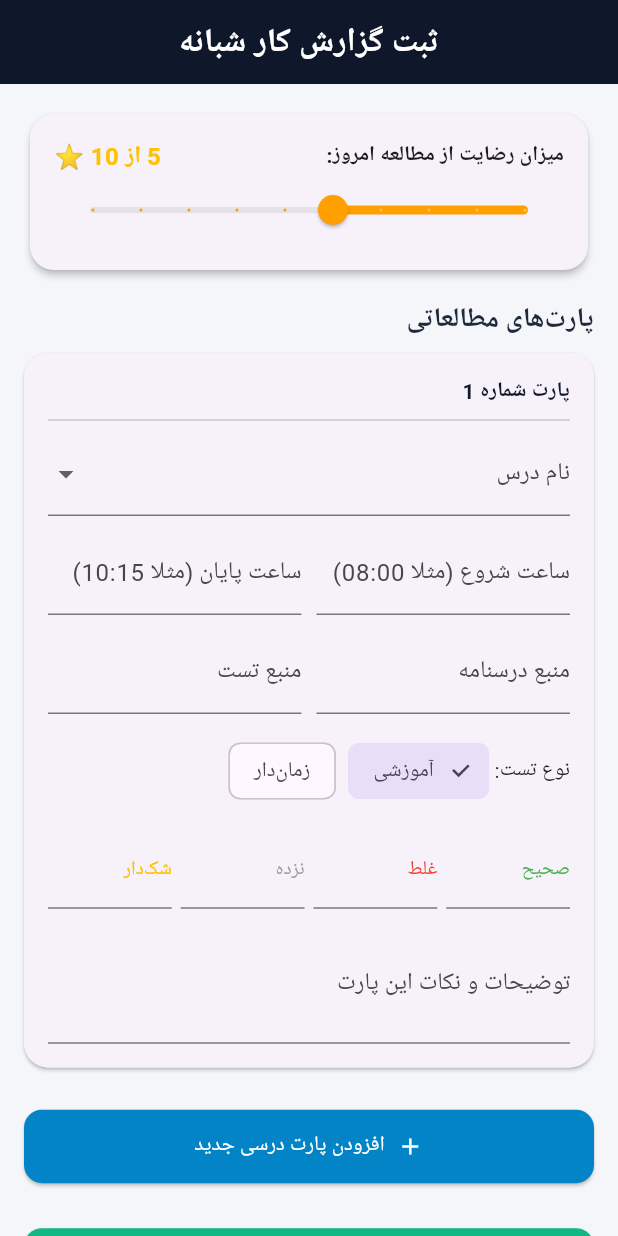
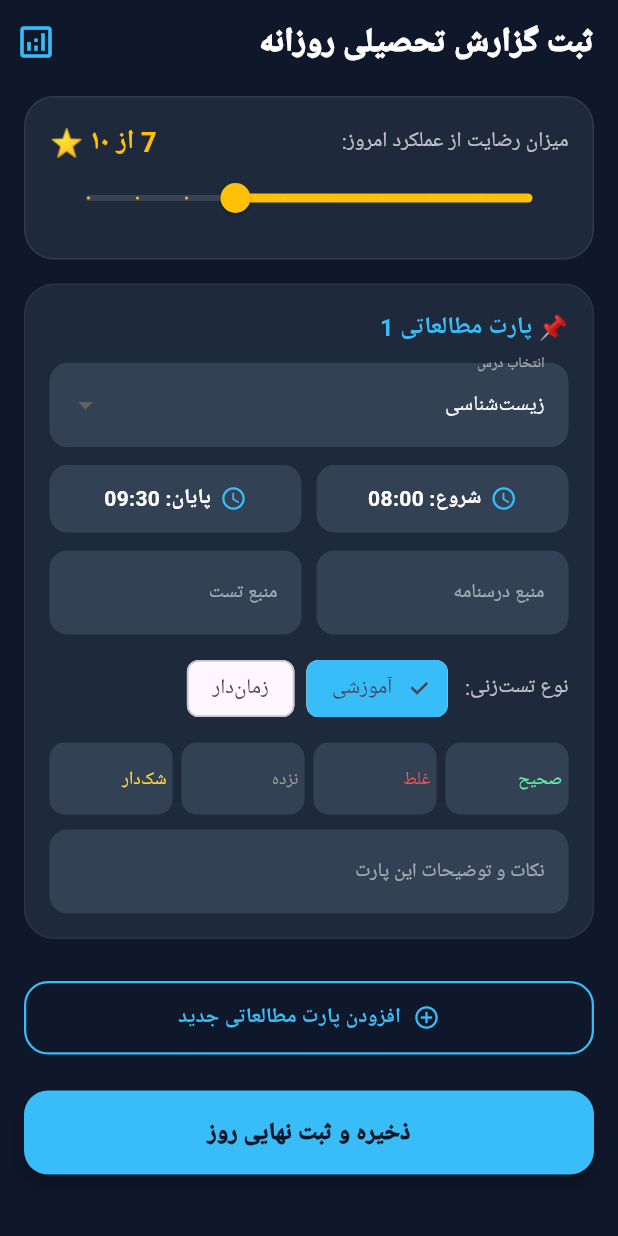
Before and after one commit to xerxes2013/konkur_tracker, a Flutter app: the screen it shows after launch, on a phone screen of 412 x 824 dp. Run offline on Flutter 3.47's test engine with Material 3 defaults, Android fonts, the phone set to English and light mode, and no system bars; our stand-ins replace share_plus, shared_preferences; Roboto replaces fonts that are missing (Vazir).

Commit message:
v2 compact

```diff
--- a/lib/models.dart
+++ b/lib/models.dart
@@ -1,23 +1,27 @@
-enum TestType { learning, timed } // آموزشی یا زمان‌دار
+import 'dart:convert';
+
+enum TestType { learning, timed }
 
 class StudySlot {
-  String subject;          // نام درس (زیست، فیزیک و...)
-  String startTime;        // مثلاً 08:00
-  String endTime;          // مثلا提 10:15
-  String sourceStudy;      // منبع درسنامه
-  String sourceTest;       // منبع تست
-  TestType testType;       // آموزشی یا زمان‌دار
-  int? timedDurationMin;   // مدت زمان تست اگر زمان‌دار باشد (به دقیقه)
-  int correctAnswers;      // صحیح
-  int wrongAnswers;        // غلط
-  int unattemptedAnswers;  // نزده
-  int doubtfulAnswers;     // شک‌دار
-  String notes;            // توضیحات
+  String subject;
+  String customSubject; // برای زمانی که سایر انتخاب شد
+  String startTime;
+  String endTime;
+  String sourceStudy;
+  String sourceTest;
+  TestType testType;
+  int? timedDurationMin;
+  int correctAnswers;
+  int wrongAnswers;
+  int unattemptedAnswers;
+  int doubtfulAnswers;
+  String notes;
 
   StudySlot({
-    this.subject = '',
-    this.startTime = '',
-    this.endTime = '',
+    this.subject = 'زیست‌شناسی',
+    this.customSubject = '',
+    this.startTime = '08:00',
+    this.endTime = '09:30',
     this.sourceStudy = '',
     this.sourceTest = '',
     this.testType = TestType.learning,
@@ -29,25 +33,74 @@ class StudySlot {
     this.notes = '',
   });
 
-  // کل تست‌های این پارت
+  String get displaySubject => subject == 'سایر' ? (customSubject.isEmpty ? 'نامشخص' : customSubject) : subject;
+
   int get totalTests => correctAnswers + wrongAnswers + unattemptedAnswers;
 
-  // محاسبه درصد کنکوری پارت
   double get scorePercentage {
     if (totalTests == 0) return 0.0;
     double score = ((correctAnswers * 3) - wrongAnswers) / (totalTests * 3) * 100;
     return score < 0 ? 0 : score;
   }
+
+  Map<String, dynamic> toMap() => {
+    'subject': displaySubject,
+    'startTime': startTime,
+    'endTime': endTime,
+    'sourceStudy': sourceStudy,
+    'sourceTest': sourceTest,
+    'testType': testType.index,
+    'timedDurationMin': timedDurationMin,
+    'correctAnswers': correctAnswers,
+    'wrongAnswers': wrongAnswers,
+    'unattemptedAnswers': unattemptedAnswers,
+    'doubtfulAnswers': doubtfulAnswers,
+    'notes': notes,
+  };
+
+  factory StudySlot.fromMap(Map<String, dynamic> map) => StudySlot(
+    subject: map['subject'] ?? '',
+    startTime: map['startTime'] ?? '',
+    endTime: map['endTime'] ?? '',
+    sourceStudy: map['sourceStudy'] ?? '',
+    sourceTest: map['sourceTest'] ?? '',
+    testType: TestType.values[map['testType'] ?? 0],
+    timedDurationMin: map['timedDurationMin'],
+    correctAnswers: map['correctAnswers'] ?? 0,
+    wrongAnswers: map['wrongAnswers'] ?? 0,
+    unattemptedAnswers: map['unattemptedAnswers'] ?? 0,
+    doubtfulAnswers: map['doubtfulAnswers'] ?? 0,
+    notes: map['notes'] ?? '',
+  );
 }
 
 class DailyReport {
   DateTime date;
-  double satisfactionScore; // نمره رضایت بین ۱ تا ۱۰
+  double satisfactionScore;
   List<StudySlot> slots;
 
   DailyReport({
     required this.date,
-    this.satisfactionScore = 5.0,
+    this.satisfactionScore = 7.0,
     List<StudySlot>? slots,
   }) : slots = slots ?? [];
+
+  int get totalTests => slots.fold(0, (sum, item) => sum + item.totalTests);
+  int get totalCorrect => slots.fold(0, (sum, item) => sum + item.correctAnswers);
+  int get totalWrong => slots.fold(0, (sum, item) => sum + item.wrongAnswers);
+
+  String toJson() => jsonEncode({
+    'date': date.toIso8601String(),
+    'satisfactionScore': satisfactionScore,
+    'slots': slots.map((s) => s.toMap()).toList(),
+  });
+
+  factory DailyReport.fromJson(String jsonStr) {
+    final map = jsonDecode(jsonStr);
+    return DailyReport(
+      date: DateTime.parse(map['date']),
+      satisfactionScore: (map['satisfactionScore'] as num).toDouble(),
+      slots: (map['slots'] as List).map((s) => StudySlot.fromMap(s)).toList(),
+    );
+  }
 }
--- a/lib/report_entry_screen.dart
+++ b/lib/report_entry_screen.dart
@@ -1,5 +1,8 @@
 import 'package:flutter/material.dart';
+import 'package:shared_preferences/shared_preferences.dart';
+import 'package:share_plus/share_plus.dart';
 import 'models.dart';
+import 'history_screen.dart';
 
 class ReportEntryScreen extends StatefulWidget {
   const ReportEntryScreen({super.key});
@@ -12,91 +15,125 @@ class _ReportEntryScreenState extends State<ReportEntryScreen> {
   final DailyReport report = DailyReport(date: DateTime.now(), slots: [StudySlot()]);
 
   final List<String> subjects = [
-    'زیست‌شناسی', 'شیمی', 'فیزیک', 'ریاضیات', 'زمین‌شناسی', 'سایر'
+    'زیست‌شناسی', 'شیمی', 'فیزیک', 'ریاضیات', 'زمین‌شناسی',
+    'ادبیات فارسی', 'دین و زندگی', 'عربی', 'زبان انگلیسی', 'سایر'
   ];
+
+  Future<void> _pickTime(BuildContext context, bool isStart, StudySlot slot) async {
+    final picked = await showTimePicker(
+      context: context,
+      initialTime: const TimeOfDay(hour: 8, minute: 0),
+      builder: (context, child) {
+        return Theme(
+          data: ThemeData.dark().copyWith(
+            colorScheme: const ColorScheme.dark(
+              primary: Color(0xFF38BDF8),
+              surface: Color(0xFF1E293B),
+            ),
+          ),
+          child: child!,
+        );
+      },
+    );
+    if (picked != null) {
+      setState(() {
+        final formatted = '${picked.hour.toString().padLeft(2, '0')}:${picked.minute.toString().padLeft(2, '0')}';
+        if (isStart) {
+          slot.startTime = formatted;
+        } else {
+          slot.endTime = formatted;
+        }
+      });
+    }
+  }
+
+  Future<void> _saveReportLocally() async {
+    final prefs = await SharedPreferences.getInstance();
+    List<String> history = prefs.getStringList('saved_reports') ?? [];
+    history.add(report.toJson());
+    await prefs.setStringList('saved_reports', history);
+
+    if (mounted) {
+      ScaffoldMessenger.of(context).showSnackBar(
+        const SnackBar(
+          content: Text('✨ گزارش روزانه با موفقیت در دیتابیس گوشی ذخیره شد!'),
+          backgroundColor: Color(0xFF10B981),
+        ),
+      );
+    }
+  }
 
   @override
   Widget build(BuildContext context) {
     return Directionality(
       textDirection: TextDirection.rtl,
       child: Scaffold(
-        backgroundColor: const Color(0xFFF4F6F9),
+        backgroundColor: const Color(0xFF0F172A), // تم دارک و لاکچری
         appBar: AppBar(
-          title: const Text('ثبت گزارش کار شبانه', style: TextStyle(fontWeight: FontWeight.bold)),
-          centerTitle: true,
-          backgroundColor: const Color(0xFF0F172A),
-          foregroundColor: Colors.white,
+          backgroundColor: Colors.transparent,
+          elevation: 0,
+          title: const Text('ثبت گزارش تحصیلی روزانه', style: TextStyle(fontWeight: FontWeight.w900, color: Colors.white)),
+          actions: [
+            IconButton(
+              icon: const Icon(Icons.analytics_outlined, color: Color(0xFF38BDF8), size: 28),
+              tooltip: 'آرشیو و نمودارهای ماهانه/هفتگی',
+              onPressed: () {
+                Navigator.push(context, MaterialPageRoute(builder: (_) => const HistoryScreen()));
+              },
+            ),
+          ],
         ),
         body: ListView(
-          padding: const EdgeInsets.all(16.0),
+          padding: const EdgeInsets.symmetric(horizontal: 16, vertical: 8),
           children: [
             _buildSatisfactionCard(),
             const SizedBox(height: 16),
-            const Text(
-              'پارت‌های مطالعاتی',
-              style: TextStyle(fontSize: 18, fontWeight: FontWeight.bold, color: Color(0xFF1E293B)),
-            ),
-            const SizedBox(height: 8),
-            // ساخت لیست کارت‌های پارت‌ها
-            ...report.slots.asMap().entries.map((entry) {
-              return _buildSlotCard(entry.key, entry.value);
-            }),
+            ...report.slots.asMap().entries.map((entry) => _buildSlotCard(entry.key, entry.value)),
             const SizedBox(height: 12),
-            ElevatedButton.icon(
-              onPressed: () {
-                setState(() {
-                  report.slots.add(StudySlot());
-                });
-              },
-              icon: const Icon(Icons.add),
-              label: const Text('افزودن پارت درسی جدید'),
-              style: ElevatedButton.styleFrom(
-                backgroundColor: const Color(0xFF0284C7),
-                foregroundColor: Colors.white,
+            OutlinedButton.icon(
+              onPressed: () => setState(() => report.slots.add(StudySlot())),
+              icon: const Icon(Icons.add_circle_outline, color: Color(0xFF38BDF8)),
+              label: const Text('افزودن پارت مطالعاتی جدید', style: TextStyle(color: Color(0xFF38BDF8), fontWeight: FontWeight.bold)),
+              style: OutlinedButton.styleFrom(
+                side: const BorderSide(color: Color(0xFF38BDF8), width: 1.5),
                 padding: const EdgeInsets.symmetric(vertical: 14),
-                shape: RoundedRectangleBorder(borderRadius: BorderRadius.circular(12)),
+                shape: RoundedRectangleBorder(borderRadius: BorderRadius.circular(16)),
               ),
             ),
+            const SizedBox(height: 24),
+            ElevatedButton(
+              onPressed: _saveReportLocally,
+              style: ElevatedButton.styleFrom(
+                backgroundColor: const Color(0xFF38BDF8),
+                foregroundColor: const Color(0xFF0F172A),
+                padding: const EdgeInsets.symmetric(vertical: 16),
+                shape: RoundedRectangleBorder(borderRadius: BorderRadius.circular(16)),
+                elevation: 5,
+              ),
+              child: const Text('ذخیره و ثبت نهایی روز', style: TextStyle(fontSize: 16, fontWeight: FontWeight.w900)),
+            ),
             const SizedBox(height: 30),
-            ElevatedButton(
-              onPressed: () {
-                // ارسال به مرحله بعد (محاسبه و دریافت اسکرین‌تایم)
-                ScaffoldMessenger.of(context).showSnackBar(
-                  const SnackBar(content: Text('گزارش ذخیره شد! آماده اتصال به مرحله اسکرین‌تایم')),
-                );
-              },
-              style: ElevatedButton.styleFrom(
-                backgroundColor: const Color(0xFF10B981),
-                foregroundColor: Colors.white,
-                padding: const EdgeInsets.symmetric(vertical: 16),
-                shape: RoundedRectangleBorder(borderRadius: BorderRadius.circular(12)),
-              ),
-              child: const Text('تایید و رفتن به بخش آمار گوشی', style: TextStyle(fontSize: 16, fontWeight: FontWeight.bold)),
-            ),
           ],
         ),
       ),
     );
   }
 
-  // ۱. کارت امتیاز رضایت از روز
   Widget _buildSatisfactionCard() {
-    return Card(
-      elevation: 2,
-      shape: RoundedRectangleBorder(borderRadius: BorderRadius.circular(16)),
-      child: Padding(
-        padding: const EdgeInsets.all(16.0),
+    return Container(
+      padding: const EdgeInsets.all(16),
+      decoration: BoxDecoration(
+        color: const Color(0xFF1E293B),
+        borderRadius: BorderRadius.circular(20),
+        border: Border.all(color: Colors.white.withOpacity(0.08)),
+      ),
       child: Column(
-          crossAxisAlignment: CrossAxisAlignment.start,
         children: [
           Row(
             mainAxisAlignment: MainAxisAlignment.spaceBetween,
             children: [
-                const Text('میزان رضایت از مطالعه امروز:', style: TextStyle(fontWeight: FontWeight.bold)),
-                Text(
-                  '${report.satisfactionScore.toInt()} از 10 ⭐',
-                  style: const TextStyle(fontWeight: FontWeight.bold, color: Colors.amber, fontSize: 16),
-                ),
+              const Text('میزان رضایت از عملکرد امروز:', style: TextStyle(color: Colors.white70, fontSize: 14)),
+              Text('${report.satisfactionScore.toInt()} از ۱۰ ⭐', style: const TextStyle(color: Colors.amber, fontWeight: FontWeight.bold, fontSize: 18)),
             ],
           ),
           Slider(
@@ -104,95 +141,105 @@ class _ReportEntryScreenState extends State<ReportEntryScreen> {
             min: 1,
             max: 10,
             divisions: 9,
-              activeColor: Colors.amber[700],
-              onChanged: (val) {
-                setState(() => report.satisfactionScore = val);
-              },
+            activeColor: Colors.amber,
+            inactiveColor: Colors.white12,
+            onChanged: (v) => setState(() => report.satisfactionScore = v),
           ),
         ],
-        ),
       ),
     );
   }
 
-  // ۲. کارت پارت مطالعه اختصاصی
   Widget _buildSlotCard(int index, StudySlot slot) {
-    return Card(
+    return Container(
       margin: const EdgeInsets.only(bottom: 16),
-      shape: RoundedRectangleBorder(borderRadius: BorderRadius.circular(16)),
-      child: Padding(
-        padding: const EdgeInsets.all(16.0),
+      padding: const EdgeInsets.all(16),
+      decoration: BoxDecoration(
+        color: const Color(0xFF1E293B),
+        borderRadius: BorderRadius.circular(20),
+        border: Border.all(color: Colors.white.withOpacity(0.05)),
+      ),
       child: Column(
+        crossAxisAlignment: CrossAxisAlignment.start,
         children: [
           Row(
             mainAxisAlignment: MainAxisAlignment.spaceBetween,
             children: [
-                Text('پارت شماره ${index + 1}', style: const TextStyle(fontWeight: FontWeight.bold, color: Color(0xFF0F172A))),
+              Text('📌 پارت مطالعاتی ${index + 1}', style: const TextStyle(color: Color(0xFF38BDF8), fontWeight: FontWeight.bold, fontSize: 16)),
               if (report.slots.length > 1)
                 IconButton(
-                    icon: const Icon(Icons.delete_outline, color: Colors.redAccent),
+                  icon: const Icon(Icons.delete_sweep, color: Colors.redAccent),
                   onPressed: () => setState(() => report.slots.removeAt(index)),
-                  )
+                ),
             ],
           ),
-            const Divider(),
+          const SizedBox(height: 12),
           DropdownButtonFormField<String>(
-              value: slot.subject.isEmpty ? null : slot.subject,
-              decoration: const InputDecoration(labelText: 'نام درس'),
+            dropdownColor: const Color(0xFF1E293B),
+            style: const TextStyle(color: Colors.white),
+            value: slot.subject,
+            decoration: _inputDecoration('انتخاب درس'),
             items: subjects.map((s) => DropdownMenuItem(value: s, child: Text(s))).toList(),
-              onChanged: (val) => setState(() => slot.subject = val ?? ''),
+            onChanged: (val) => setState(() => slot.subject = val ?? 'سایر'),
           ),
+          if (slot.subject == 'سایر') ...[
             const SizedBox(height: 10),
+            TextFormField(
+              style: const TextStyle(color: Colors.white),
+              decoration: _inputDecoration('نام درس را بنویسید (مثلاً زمین، هوش و...)'),
+              onChanged: (v) => slot.customSubject = v,
+            ),
+          ],
+          const SizedBox(height: 12),
+          // انتخاب زمان مدرن با تایم‌پیکر
+          Row(
+            children: [
+              Expanded(
+                child: _buildTimeButton('شروع: ${slot.startTime}', () => _pickTime(context, true, slot)),
+              ),
+              const SizedBox(width: 10),
+              Expanded(
+                child: _buildTimeButton('پایان: ${slot.endTime}', () => _pickTime(context, false, slot)),
+              ),
+            ],
+          ),
+          const SizedBox(height: 12),
           Row(
             children: [
               Expanded(
                 child: TextFormField(
-                    decoration: const InputDecoration(labelText: 'ساعت شروع (مثلا 08:00)', hintText: '08:00'),
-                    onChanged: (val) => slot.startTime = val,
+                  style: const TextStyle(color: Colors.white),
+                  decoration: _inputDecoration('منبع درسنامه'),
+                  onChanged: (v) => slot.sourceStudy = v,
                 ),
               ),
               const SizedBox(width: 10),
               Expanded(
                 child: TextFormField(
-                    decoration: const InputDecoration(labelText: 'ساعت پایان (مثلا 10:15)', hintText: '10:15'),
-                    onChanged: (val) => slot.endTime = val,
+                  style: const TextStyle(color: Colors.white),
+                  decoration: _inputDecoration('منبع تست'),
+                  onChanged: (v) => slot.sourceTest = v,
                 ),
               ),
             ],
           ),
-            const SizedBox(height: 10),
+          const SizedBox(height: 12),
           Row(
             children: [
-                Expanded(
-                  child: TextFormField(
-                    decoration: const InputDecoration(labelText: 'منبع درسنامه'),
-                    onChanged: (val) => slot.sourceStudy = val,
-                  ),
-                ),
-                const SizedBox(width: 10),
-                Expanded(
-                  child: TextFormField(
-                    decoration: const InputDecoration(labelText: 'منبع تست'),
-                    onChanged: (val) => slot.sourceTest = val,
-                  ),
-                ),
-              ],
-            ),
-            const SizedBox(height: 14),
-            // نوع تست‌زنی (آموزشی / زمان‌دار)
-            Row(
-              children: [
-                const Text('نوع تست: '),
+              const Text('نوع تست‌زنی: ', style: TextStyle(color: Colors.white70)),
+              const SizedBox(width: 8),
               ChoiceChip(
                 label: const Text('آموزشی'),
                 selected: slot.testType == TestType.learning,
-                  onSelected: (val) => setState(() => slot.testType = TestType.learning),
+                selectedColor: const Color(0xFF38BDF8),
+                onSelected: (_) => setState(() => slot.testType = TestType.learning),
               ),
               const SizedBox(width: 8),
               ChoiceChip(
                 label: const Text('زمان‌دار'),
                 selected: slot.testType == TestType.timed,
-                  onSelected: (val) => setState(() => slot.testType = TestType.timed),
+                selectedColor: const Color(0xFF38BDF8),
+                onSelected: (_) => setState(() => slot.testType = TestType.timed),
               ),
             ],
           ),
@@ -200,45 +247,82 @@ class _ReportEntryScreenState extends State<ReportEntryScreen> {
             const SizedBox(height: 10),
             TextFormField(
               keyboardType: TextInputType.number,
-                decoration: const InputDecoration(labelText: 'مدت زمان آزمون (دقیقه)'),
-                onChanged: (val) => slot.timedDurationMin = int.tryParse(val),
+              style: const TextStyle(color: Colors.white),
+              decoration: _inputDecoration('مدت آزمون تست‌زنی (دقیقه)'),
+              onChanged: (v) => slot.timedDurationMin = int.tryParse(v),
             ),
           ],
-            const SizedBox(height: 14),
-            // فیلدهای تست: صحیح، غلط، نزده، شک‌دار
+          const SizedBox(height: 12),
           Row(
             children: [
-                Expanded(child: _buildNumberField('صحیح', (v) => slot.correctAnswers = int.tryParse(v) ?? 0, Colors.green)),
+              Expanded(child: _buildNumberBox('صحیح', Colors.greenAccent, (v) => slot.correctAnswers = int.tryParse(v) ?? 0)),
               const SizedBox(width: 6),
-                Expanded(child: _buildNumberField('غلط', (v) => slot.wrongAnswers = int.tryParse(v) ?? 0, Colors.red)),
+              Expanded(child: _buildNumberBox('غلط', Colors.redAccent, (v) => slot.wrongAnswers = int.tryParse(v) ?? 0)),
               const SizedBox(width: 6),
-                Expanded(child: _buildNumberField('نزده', (v) => slot.unattemptedAnswers = int.tryParse(v) ?? 0, Colors.grey)),
+              Expanded(child: _buildNumberBox('نزده', Colors.grey, (v) => slot.unattemptedAnswers = int.tryParse(v) ?? 0)),
               const SizedBox(width: 6),
-                Expanded(child: _buildNumberField('شک‌دار', (v) => slot.doubtfulAnswers = int.tryParse(v) ?? 0, Colors.amber)),
+              Expanded(child: _buildNumberBox('شک‌دار', Colors.amberAccent, (v) => slot.doubtfulAnswers = int.tryParse(v) ?? 0)),
             ],
           ),
           const SizedBox(height: 10),
           TextFormField(
-              maxLines: 2,
-              decoration: const InputDecoration(labelText: 'توضیحات و نکات این پارت'),
-              onChanged: (val) => slot.notes = val,
+            style: const TextStyle(color: Colors.white),
+            decoration: _inputDecoration('نکات و توضیحات این پارت'),
+            onChanged: (v) => slot.notes = v,
           ),
         ],
+      ),
+    );
+  }
+
+  Widget _buildTimeButton(String label, VoidCallback onTap) {
+    return InkWell(
+      onTap: onTap,
+      borderRadius: BorderRadius.circular(12),
+      child: Container(
+        padding: const EdgeInsets.symmetric(vertical: 12),
+        decoration: BoxDecoration(
+          color: const Color(0xFF334155),
+          borderRadius: BorderRadius.circular(12),
+        ),
+        child: Center(
+          child: Row(
+            mainAxisAlignment: MainAxisAlignment.center,
+            children: [
+              const Icon(Icons.access_time, size: 18, color: Color(0xFF38BDF8)),
+              const SizedBox(width: 6),
+              Text(label, style: const TextStyle(color: Colors.white, fontWeight: FontWeight.bold)),
+            ],
+          ),
         ),
       ),
     );
   }
 
-  Widget _buildNumberField(String label, Function(String) onChanged, Color color) {
+  Widget _buildNumberBox(String label, Color color, Function(String) onChanged) {
     return TextFormField(
+      textAlign: TextAlign.center,
       keyboardType: TextInputType.number,
-      textAlign: TextAlign.center,
+      style: TextStyle(color: color, fontWeight: FontWeight.bold),
       decoration: InputDecoration(
         labelText: label,
-        labelStyle: TextStyle(color: color, fontSize: 13),
-        contentPadding: const EdgeInsets.symmetric(vertical: 8),
+        labelStyle: TextStyle(color: color, fontSize: 12),
+        filled: true,
+        fillColor: const Color(0xFF334155),
+        contentPadding: const EdgeInsets.symmetric(vertical: 10),
+        border: OutlineInputBorder(borderRadius: BorderRadius.circular(10), borderSide: BorderSide.none),
       ),
       onChanged: onChanged,
     );
   }
+
+  InputDecoration _inputDecoration(String label) {
+    return InputDecoration(
+      labelText: label,
+      labelStyle: const TextStyle(color: Colors.white54, fontSize: 13),
+      filled: true,
+      fillColor: const Color(0xFF334155),
+      border: OutlineInputBorder(borderRadius: BorderRadius.circular(12), borderSide: BorderSide.none),
+    );
   }
+}
--- a/pubspec.yaml
+++ b/pubspec.yaml
@@ -1,5 +1,5 @@
 name: konkur_tracker
-description: A study log app for Dr. Ashkboos students.
+description: A modern study tracker app for Dr. Ashkboos students.
 publish_to: 'none'
 version: 1.0.0+1
 
@@ -9,7 +9,11 @@ environment:
 dependencies:
   flutter:
     sdk: flutter
+  flutter_localizations:
+    sdk: flutter
   cupertino_icons: ^1.0.2
+  shared_preferences: ^2.2.2
+  share_plus: ^7.2.1
 
 flutter:
   uses-material-design: true
```
Also changed, not shown: 1 other file. Lines whose indentation alone changed are shown as unchanged.
